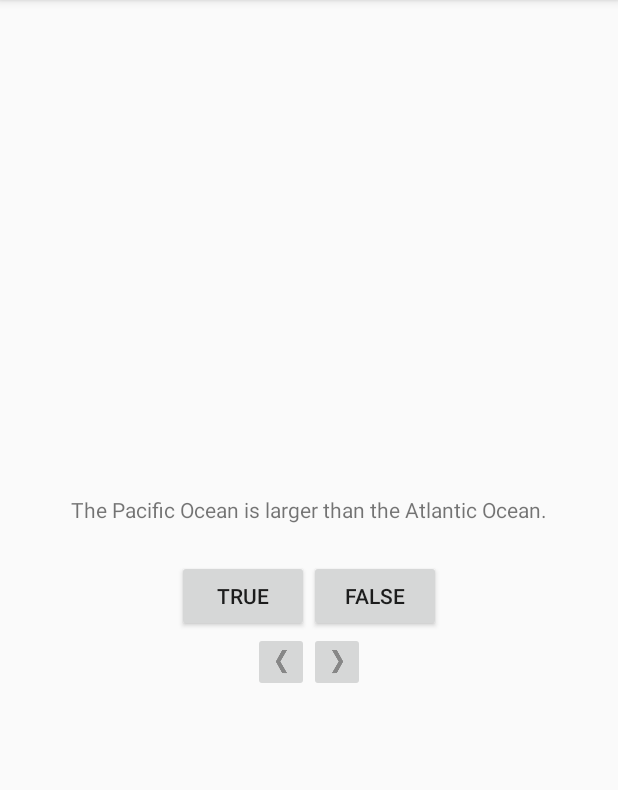
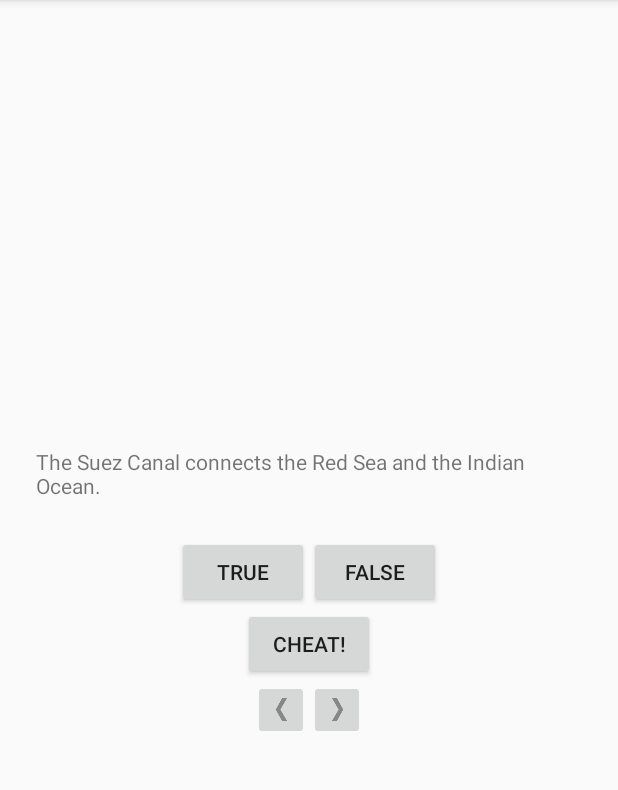
Before and after one commit to UelitonFreitas/BigNerdRanch, an Android app: the screen it shows after launch (QuizActivity), after a tap on "TRUE", on a phone screen of 412 x 824 dp, the part 84-874 px from its top. Run offline under Robolectric (Android 15) with nearby library versions, the phone set to English and light mode, and no system bars.

Commit message:
Chapter 6 finished

```diff
--- a/Quiz/Quiz/app/build.gradle
+++ b/Quiz/Quiz/app/build.gradle
@@ -23,4 +23,5 @@ dependencies {
     compile fileTree(dir: 'libs', include: ['*.jar'])
     testCompile 'junit:junit:4.12'
     compile 'com.android.support:appcompat-v7:23.1.1'
+    compile 'com.android.support:design:23.1.1'
 }
--- a/Quiz/Quiz/app/src/main/java/com/origin/ueliton/quiz/QuizActivity.java
+++ b/Quiz/Quiz/app/src/main/java/com/origin/ueliton/quiz/QuizActivity.java
@@ -1,5 +1,7 @@
 package com.origin.ueliton.quiz;
 
+import android.app.Activity;
+import android.content.Intent;
 import android.support.v7.app.AppCompatActivity;
 import android.os.Bundle;
 import android.util.Log;
@@ -13,6 +15,7 @@ public class QuizActivity extends AppCompatActivity {
 
     Button mTrueButton;
     Button mFalseButton;
+    Button mCheatButton;
     ImageButton mNextButton;
     TextView mQuestionTextView;
     ImageButton mPrevButton;
@@ -21,6 +24,9 @@ public class QuizActivity extends AppCompatActivity {
 
     private static final String TAG = "QuizActivity";
     private static final String KEY_INDEX = "index";
+    private static final String KEY_IS_CHEATER = "isCheater";
+    private static final Integer REQUEST_CODE_CHEAT = 0;
+    private Boolean mIsCheater;
 
     private Question[] mQuestionBank = new Question[]{
             new Question(R.string.question_oceans, true),
@@ -30,6 +36,7 @@ public class QuizActivity extends AppCompatActivity {
             new Question(R.string.question_asia, true),
     };
 
+    private boolean[] mQuestionThatWasCheated;
 
     @Override
     protected void onCreate(Bundle savedInstanceState) {
@@ -38,11 +45,8 @@ public class QuizActivity extends AppCompatActivity {
 
         Log.d(TAG, "onCreate(Bundle) called");
 
-        if (savedInstanceState != null) {
-            mCurrentIndex = savedInstanceState.getInt(KEY_INDEX, 0);
-        }
-
         mQuestionTextView = (TextView) findViewById(R.id.question_text_view);
+        initializeCheatList();
 
         mTrueButton = (Button) findViewById(R.id.true_button);
         mTrueButton.setOnClickListener(new View.OnClickListener() {
@@ -52,8 +56,7 @@ public class QuizActivity extends AppCompatActivity {
             }
         });
 
-//        mFalseButton = (Button) findViewById(R.id.false_button);
-        mFalseButton = (Button) findViewById(R.id.question_text_view);
+        mFalseButton = (Button) findViewById(R.id.false_button);
         mFalseButton.setOnClickListener(new View.OnClickListener() {
             @Override
             public void onClick(View v) {
@@ -61,6 +64,14 @@ public class QuizActivity extends AppCompatActivity {
             }
         });
 
+        mCheatButton = (Button) findViewById(R.id.cheat_button);
+        mCheatButton.setOnClickListener(new View.OnClickListener() {
+            @Override
+            public void onClick(View v) {
+                Intent goToCheatActivity = CheatActivity.newIntent(QuizActivity.this, mQuestionBank[mCurrentIndex].isAnswerTrue());
+                startActivityForResult(goToCheatActivity, REQUEST_CODE_CHEAT);
+            }
+        });
 
         mNextButton = (ImageButton) findViewById(R.id.next_button);
         mNextButton.setOnClickListener(new View.OnClickListener() {
@@ -77,7 +88,22 @@ public class QuizActivity extends AppCompatActivity {
                 prevQuestion();
             }
         });
-        nextQuestion();
+
+        if (savedInstanceState != null) {
+            mCurrentIndex = savedInstanceState.getInt(KEY_INDEX, 0);
+            mQuestionThatWasCheated = savedInstanceState.getBooleanArray(KEY_IS_CHEATER);
+            updateQuestion();
+        }
+        else {
+            nextQuestion();
+        }
+    }
+
+    private void initializeCheatList() {
+        mQuestionThatWasCheated = new boolean[mQuestionBank.length];
+        for (int i = 0; i < mQuestionThatWasCheated.length; i++) {
+            mQuestionThatWasCheated[i] = false;
+        }
     }
 
     @Override
@@ -85,24 +111,21 @@ public class QuizActivity extends AppCompatActivity {
         super.onSaveInstanceState(savedInstanceState);
         Log.i(TAG, "onSaveInstanceState");
         savedInstanceState.putInt(KEY_INDEX, mCurrentIndex);
+        savedInstanceState.putBooleanArray(KEY_IS_CHEATER, mQuestionThatWasCheated);
     }
 
     private void prevQuestion() {
-        updateQuestion();
         decrementIndex();
+        updateQuestionStatus();
     }
 
     private void nextQuestion() {
-        updateQuestion();
         incrementIndex();
+        updateQuestionStatus();
     }
 
-    private void decrementIndex() {
-        mCurrentIndex = (mCurrentIndex - 1) % mQuestionBank.length;
-    }
-
-    private void incrementIndex() {
-        mCurrentIndex = (mCurrentIndex + 1) % mQuestionBank.length;
+    private void updateQuestionStatus() {
+        updateQuestion();
     }
 
     private void updateQuestion() {
@@ -110,21 +133,55 @@ public class QuizActivity extends AppCompatActivity {
         mQuestionTextView.setText(question);
     }
 
+    private void incrementIndex() {
+        mCurrentIndex = (mCurrentIndex + 1) % mQuestionBank.length;
+    }
+
+    private void decrementIndex() {
+        mCurrentIndex = Math.abs(mCurrentIndex - 1) % mQuestionBank.length;
+    }
+
     private void checkAnswer(Boolean userPressedTrue) {
 
         Boolean answerIsTrue = mQuestionBank[mCurrentIndex].isAnswerTrue();
 
-        int messageResId = 0;
+        int messageResId;
 
-        if (userPressedTrue == answerIsTrue) {
-            messageResId = R.string.correct_toast;
+        if (thereWasCheat()) {
+            messageResId = R.string.judgment_toast;
         } else {
-            messageResId = R.string.incorrect_toast;
+            if (userPressedTrue == answerIsTrue) {
+                messageResId = R.string.correct_toast;
+            } else {
+                messageResId = R.string.incorrect_toast;
+            }
         }
 
         Toast.makeText(QuizActivity.this, messageResId, Toast.LENGTH_SHORT).show();
     }
 
+    private boolean thereWasCheat() {
+        return mQuestionThatWasCheated[mCurrentIndex];
+    }
+
+    @Override
+    protected void onActivityResult(int requestCode, int resultCode, Intent data) {
+        if (resultCode != Activity.RESULT_OK) {
+            return;
+        }
+
+        if (requestCode == REQUEST_CODE_CHEAT) {
+            verifyIfWasCheater(data);
+        }
+    }
+
+    private void verifyIfWasCheater(Intent data) {
+        if (data == null) {
+            return;
+        }
+        if(!thereWasCheat())
+            mQuestionThatWasCheated[mCurrentIndex] = CheatActivity.wasAnswerShow(data);
+    }
 
     @Override
     protected void onStart() {
--- a/Quiz/Quiz/app/src/main/res/layout-land/activity_quiz.xml
+++ b/Quiz/Quiz/app/src/main/res/layout-land/activity_quiz.xml
@@ -10,6 +10,7 @@
         android:layout_height="wrap_content"
         android:layout_gravity="center_horizontal"
         android:padding="24dp"/>
+
 
     <LinearLayout
         android:layout_width="wrap_content"
@@ -30,6 +31,12 @@
             android:text="@string/false_button"/>
     </LinearLayout>
 
+    <Button
+        android:id="@+id/cheat_button"
+        android:layout_width="wrap_content"
+        android:layout_height="wrap_content"
+        android:layout_gravity="center_horizontal|bottom"
+        android:text="@string/cheat_button"/>
 
     <ImageButton
         android:id="@+id/prev_button"
--- a/Quiz/Quiz/app/src/main/res/layout/activity_quiz.xml
+++ b/Quiz/Quiz/app/src/main/res/layout/activity_quiz.xml
@@ -28,6 +28,12 @@
             android:text="@string/false_button"/>
     </LinearLayout>
 
+    <Button
+        android:id="@+id/cheat_button"
+        android:layout_width="wrap_content"
+        android:layout_height="wrap_content"
+        android:text="@string/cheat_button"/>
+
     <LinearLayout
         android:layout_width="wrap_content"
         android:layout_height="wrap_content"
--- /dev/null
+++ b/Quiz/Quiz/app/src/main/res/values-v21/styles.xml
@@ -0,0 +1,9 @@
+<resources>>
+
+    <style name="AppTheme.NoActionBar">
+        <item name="windowActionBar">false</item>
+        <item name="windowNoTitle">true</item>
+        <item name="android:windowDrawsSystemBarBackgrounds">true</item>
+        <item name="android:statusBarColor">@android:color/transparent</item>
+    </style>
+</resources>
--- a/Quiz/Quiz/app/src/main/res/values/dimens.xml
+++ b/Quiz/Quiz/app/src/main/res/values/dimens.xml
@@ -2,4 +2,5 @@
     <!-- Default screen margins, per the Android Design guidelines. -->
     <dimen name="activity_horizontal_margin">16dp</dimen>
     <dimen name="activity_vertical_margin">16dp</dimen>
+    <dimen name="fab_margin">16dp</dimen>
 </resources>
--- a/Quiz/Quiz/app/src/main/res/values/strings.xml
+++ b/Quiz/Quiz/app/src/main/res/values/strings.xml
@@ -12,4 +12,9 @@
     <string name="question_americas">The Amazon River is the longest river in the Americas.</string>
     <string name="question_asia">Lake Baikal is the world\'s oldest and deepest freshwater lake.</string>
     <string name="prev_button">Prev</string>
+    <string name="warning_text">Are you sure you want to do this?</string>
+    <string name="show_answer_button">Show Answer</string>
+    <string name="cheat_button">Cheat!</string>
+    <string name="judgment_toast">Cheating is wrong.</string>
+    <string name="title_activity_cheat">Cheat</string>
 </resources>
--- a/Quiz/Quiz/app/src/main/res/values/styles.xml
+++ b/Quiz/Quiz/app/src/main/res/values/styles.xml
@@ -8,4 +8,13 @@
         <item name="colorAccent">@color/colorAccent</item>
     </style>
 
+    <style name="AppTheme.NoActionBar">
+        <item name="windowActionBar">false</item>
+        <item name="windowNoTitle">true</item>
+    </style>
+
+    <style name="AppTheme.AppBarOverlay" parent="ThemeOverlay.AppCompat.Dark.ActionBar"/>
+
+    <style name="AppTheme.PopupOverlay" parent="ThemeOverlay.AppCompat.Light"/>
+
 </resources>
```
Also changed, not shown: Quiz/Quiz/app/src/main/AndroidManifest.xml (+10 -4 lines), Quiz/Quiz/app/src/main/java/com/origin/ueliton/quiz/CheatActivity.java (added, +60 -0 lines), Quiz/Quiz/app/src/main/res/layout/activity_cheat.xml (added, +31 -0 lines), Quiz/Quiz/app/src/main/res/layout/content_cheat.xml (added, +16 -0 lines).
